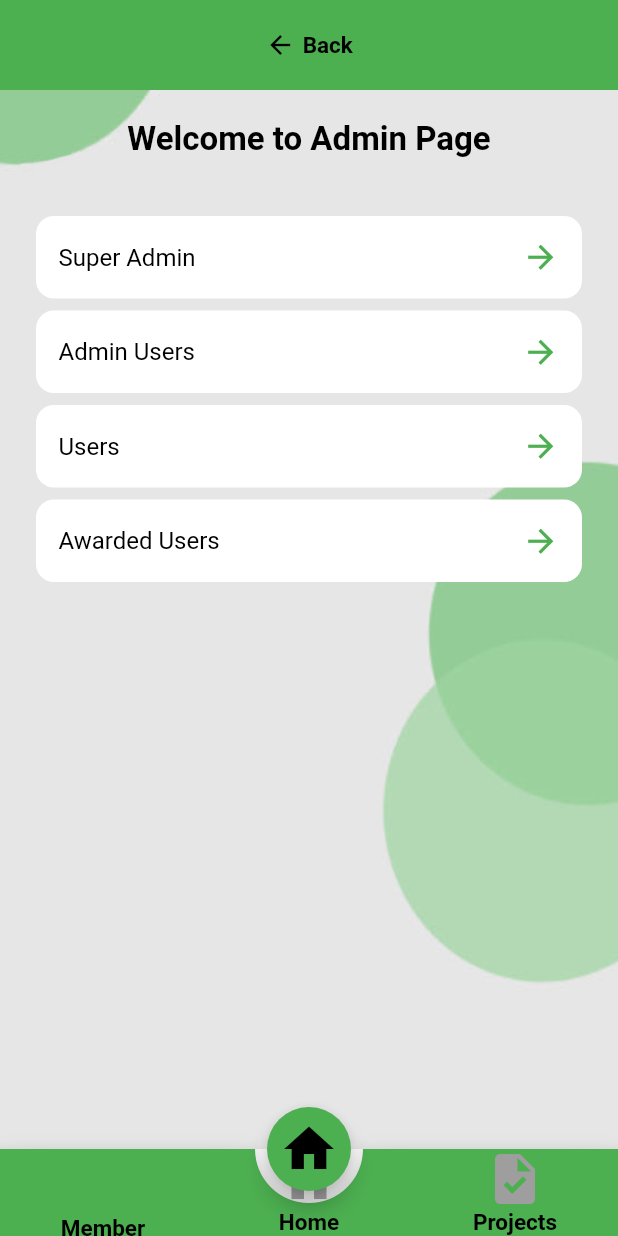
After one commit to TalentKingPython/pardna, a Flutter app: the AdminPage screen opened directly, on a phone screen of 412 x 824 dp. The commit adds this screen. Run offline on Flutter 3.47's test engine with Material 3 defaults, Android fonts, the phone set to English and light mode, and no system bars; drawn by our look-alikes of stylish_bottom_bar; our stand-ins replace flutter_contacts; missing offline and left inert: flutter_advanced_avatar, flutter_stripe; network calls fail.

Commit message:
update project name

```diff
--- /dev/null
+++ b/lib/screens/admin/index.dart
@@ -0,0 +1,300 @@
+import 'dart:convert';
+
+import 'package:flutter/cupertino.dart';
+import 'package:flutter/material.dart';
+import 'package:flutter/widgets.dart';
+import 'package:flutter_advanced_avatar/flutter_advanced_avatar.dart';
+
+import 'package:pardna/screens/home.dart';
+import 'package:pardna/utils/network.dart';
+import 'package:pardna/utils/text_utils.dart';
+import 'package:pardna/utils/headers.dart';
+import 'package:pardna/utils/globals.dart' as globals;
+
+import 'package:stylish_bottom_bar/model/bar_items.dart';
+import 'package:stylish_bottom_bar/stylish_bottom_bar.dart';
+
+class AdminPage extends StatefulWidget {
+  const AdminPage({super.key});
+
+  @override
+  State<AdminPage> createState() => _AdminPageState();
+}
+
+class _AdminPageState extends State<AdminPage> {
+  List<dynamic> contacts = [];
+
+  @override
+  void initState() {
+    super.initState();
+    ProjectService.getAllUnaddedProjectMembers(globals.projectInfo['_id'])
+        .then((res) => setState(() {
+              contacts = jsonDecode(res.body)['data'];
+            }));
+  }
+
+  @override
+  Widget build(BuildContext context) {
+    return Scaffold(
+      body: SafeArea(
+        child: Container(
+          height: double.infinity,
+          width: double.infinity,
+          decoration: const BoxDecoration(
+            image: DecorationImage(
+                image: AssetImage("assets/homebg.jpg"), fit: BoxFit.fill),
+          ),
+          child: Column(
+            children: [
+              DetailHeader(
+                onPressed: () {
+                  Navigator.pop(context);
+                },
+              ),
+              Expanded(
+                child: Padding(
+                  padding: const EdgeInsets.all(20),
+                  child: Column(
+                    children: <Widget>[
+                      const TextUtil(
+                        text: 'Welcome to Admin Page',
+                        size: 22,
+                        color: Colors.black,
+                        weight: true,
+                        height: 60,
+                      ),
+                      Column(
+                        children: [
+                          Card(
+                            elevation: 0,
+                            color: Colors.white,
+                            shape: const RoundedRectangleBorder(
+                              borderRadius:
+                                  BorderRadius.all(Radius.circular(12)),
+                            ),
+                            child: Padding(
+                              padding: const EdgeInsets.symmetric(
+                                  vertical: 15, horizontal: 15),
+                              child: Row(
+                                mainAxisAlignment:
+                                    MainAxisAlignment.spaceBetween,
+                                children: [
+                                  const TextUtil(
+                                    text: 'Super Admin',
+                                    color: Colors.black,
+                                  ),
+                                  GestureDetector(
+                                    onTap: () => Navigator.push(
+                                      context,
+                                      MaterialPageRoute(
+                                        builder: (context) => const AdminPage(),
+                                      ),
+                                    ),
+                                    child: const Icon(
+                                      size: 25,
+                                      Icons.arrow_forward,
+                                      color: Colors.green,
+                                    ),
+                                  ),
+                                ],
+                              ),
+                            ),
+                          ),
+                          Card(
+                            elevation: 0,
+                            color: Colors.white,
+                            shape: const RoundedRectangleBorder(
+                              borderRadius:
+                                  BorderRadius.all(Radius.circular(12)),
+                            ),
+                            child: Padding(
+                              padding: const EdgeInsets.symmetric(
+                                  vertical: 15, horizontal: 15),
+                              child: Row(
+                                mainAxisAlignment:
+                                    MainAxisAlignment.spaceBetween,
+                                children: [
+                                  const TextUtil(
+                                    text: 'Admin Users',
+                                    color: Colors.black,
+                                  ),
+                                  GestureDetector(
+                                    onTap: () => Navigator.push(
+                                      context,
+                                      MaterialPageRoute(
+                                        builder: (context) => const AdminPage(),
+                                      ),
+                                    ),
+                                    child: const Icon(
+                                      size: 25,
+                                      Icons.arrow_forward,
+                                      color: Colors.green,
+                                    ),
+                                  ),
+                                ],
+                              ),
+                            ),
+                          ),
+                          Card(
+                            elevation: 0,
+                            color: Colors.white,
+                            shape: const RoundedRectangleBorder(
+                              borderRadius:
+                                  BorderRadius.all(Radius.circular(12)),
+                            ),
+                            child: Padding(
+                              padding: const EdgeInsets.symmetric(
+                                  vertical: 15, horizontal: 15),
+                              child: Row(
+                                mainAxisAlignment:
+                                    MainAxisAlignment.spaceBetween,
+                                children: [
+                                  const TextUtil(
+                                    text: 'Users',
+                                    color: Colors.black,
+                                  ),
+                                  GestureDetector(
+                                    onTap: () => Navigator.push(
+                                      context,
+                                      MaterialPageRoute(
+                                        builder: (context) => const AdminPage(),
+                                      ),
+                                    ),
+                                    child: const Icon(
+                                      size: 25,
+                                      Icons.arrow_forward,
+                                      color: Colors.green,
+                                    ),
+                                  ),
+                                ],
+                              ),
+                            ),
+                          ),
+                          Card(
+                            elevation: 0,
+                            color: Colors.white,
+                            shape: const RoundedRectangleBorder(
+                              borderRadius:
+                                  BorderRadius.all(Radius.circular(12)),
+                            ),
+                            child: Padding(
+                              padding: const EdgeInsets.symmetric(
+                                  vertical: 15, horizontal: 15),
+                              child: Row(
+                                mainAxisAlignment:
+                                    MainAxisAlignment.spaceBetween,
+                                children: [
+                                  const TextUtil(
+                                    text: 'Awarded Users',
+                                    color: Colors.black,
+                                  ),
+                                  GestureDetector(
+                                    onTap: () => Navigator.push(
+                                      context,
+                                      MaterialPageRoute(
+                                        builder: (context) => const AdminPage(),
+                                      ),
+                                    ),
+                                    child: const Icon(
+                                      size: 25,
+                                      Icons.arrow_forward,
+                                      color: Colors.green,
+                                    ),
+                                  ),
+                                ],
+                              ),
+                            ),
+                          ),
+                        ],
+                      )
+                    ],
+                  ),
+                ),
+              )
+            ],
+          ),
+        ),
+      ),
+      bottomNavigationBar: StylishBottomBar(
+        option: AnimatedBarOptions(
+          iconSize: 40,
+        ),
+        backgroundColor: Colors.green,
+        items: [
+          BottomBarItem(
+            icon: const Icon(Icons.groups),
+            backgroundColor: Colors.black,
+            title: const TextUtil(
+              text: 'Member',
+              size: 15,
+              color: Colors.black,
+              weight: true,
+            ),
+          ),
+          BottomBarItem(
+            icon: const Icon(Icons.home),
+            backgroundColor: Colors.black,
+            title: const TextUtil(
+              text: 'Home',
+              size: 15,
+              color: Colors.black,
+              weight: true,
+            ),
+          ),
+          BottomBarItem(
+            icon: const Icon(Icons.task),
+            backgroundColor: Colors.black,
+            title: const TextUtil(
+              text: 'Projects',
+              size: 15,
+              color: Colors.black,
+              weight: true,
+            ),
+          ),
+        ],
+        hasNotch: true,
+        onTap: (index) {
+          switch (index) {
+            case 1:
+              Navigator.push(
+                context,
+                MaterialPageRoute(
+                  builder: (context) => const HomePage(pageIndex: 0),
+                ),
+              );
+              break;
+            case 0:
+              Navigator.push(
+                context,
+                MaterialPageRoute(
+                  builder: (context) => const HomePage(pageIndex: 2),
+                ),
+              );
+              break;
+            case 2:
+              Navigator.push(
+                context,
+                MaterialPageRoute(
+                  builder: (context) => const HomePage(pageIndex: 1),
+                ),
+              );
+              break;
+            default:
+          }
+        },
+      ),
+      floatingActionButton: FloatingActionButton(
+        enableFeedback: false,
+        onPressed: () {},
+        backgroundColor: Colors.green,
+        shape: const CircleBorder(),
+        child: const Icon(
+          Icons.home,
+          size: 40,
+          color: Colors.black,
+        ),
+      ),
+      floatingActionButtonLocation: FloatingActionButtonLocation.centerDocked,
+    );
+  }
+}
--- a/lib/screens/login.dart
+++ b/lib/screens/login.dart
@@ -122,8 +122,10 @@ class _LoginState extends State<Login> {
                         Container(
                           height: 35,
                           decoration: const BoxDecoration(
-                              border: Border(
-                                  bottom: BorderSide(color: Colors.green))),
+                            border: Border(
+                              bottom: BorderSide(color: Colors.green),
+                            ),
+                          ),
                           child: TextFormField(
                             controller: _passwordController,
                             obscureText: showPassword,
--- a/lib/screens/member/addmember.dart
+++ b/lib/screens/member/addmember.dart
@@ -1,6 +1,7 @@
 import 'dart:convert';
 
 import 'package:flutter/material.dart';
+import 'package:flutter/widgets.dart';
 import 'package:flutter_advanced_avatar/flutter_advanced_avatar.dart';
 
 import 'package:pardna/screens/home.dart';
@@ -47,7 +48,8 @@ class _AddMemberState extends State<AddMember> {
                   Navigator.pop(context);
                 },
               ),
-              Padding(
+              Expanded(
+                child: Padding(
                   padding: const EdgeInsets.all(20),
                   child: Column(
                     children: <Widget>[
@@ -72,7 +74,6 @@ class _AddMemberState extends State<AddMember> {
                       ),
                       const SizedBox(height: 5),
                       SizedBox(
-                      height: 600,
                         child: SingleChildScrollView(
                           child: Column(
                             children: [
@@ -155,6 +156,7 @@ class _AddMemberState extends State<AddMember> {
                         ),
                       ),
                     ],
+                  ),
                 ),
               )
             ],
--- a/lib/screens/member/index.dart
+++ b/lib/screens/member/index.dart
@@ -84,7 +84,7 @@ class _MemberState extends State<Member> {
                 color: Colors.white,
               ),
               child: SizedBox(
-                height: 540,
+                height: 550,
                 width: 400,
                 child: SingleChildScrollView(
                   child: Column(
@@ -228,7 +228,7 @@ class _MemberState extends State<Member> {
             const SizedBox(height: 15),
             TextButton(
               child: const TextUtil(
-                text: 'Colse',
+                text: 'Close',
                 size: 15,
                 color: Colors.green,
               ),
--- a/lib/screens/projects/addmember.dart
+++ b/lib/screens/projects/addmember.dart
@@ -49,7 +49,8 @@ class _AddMemberState extends State<AddMember> {
                   Navigator.pop(context);
                 },
               ),
-              Padding(
+              Expanded(
+                child: Padding(
                   padding: const EdgeInsets.all(20),
                   child: Column(
                     children: <Widget>[
@@ -74,7 +75,6 @@ class _AddMemberState extends State<AddMember> {
                       ),
                       const SizedBox(height: 5),
                       SizedBox(
-                      height: 600,
                         child: SingleChildScrollView(
                           child: Column(
                             children: [
@@ -159,6 +159,7 @@ class _AddMemberState extends State<AddMember> {
                         ),
                       ),
                     ],
+                  ),
                 ),
               )
             ],
--- a/lib/screens/projects/details.dart
+++ b/lib/screens/projects/details.dart
@@ -127,10 +127,8 @@ class _ProjectDetailState extends State<ProjectDetail> {
                     const SizedBox(height: 10),
                     Card(
                       elevation: 0,
+                      color: Colors.white,
                       shape: const RoundedRectangleBorder(
-                        side: BorderSide(
-                          color: Colors.white,
-                        ),
                         borderRadius: BorderRadius.all(Radius.circular(12)),
                       ),
                       child: Column(
--- a/lib/utils/globals.dart
+++ b/lib/utils/globals.dart
@@ -1,6 +1,6 @@
 library my_app.globals;
 
-String baseURL = 'http://192.168.130.179:8080/api';
+String baseURL = 'http://172.105.18.243:8080/api';
 dynamic userInfo = {};
 dynamic projectInfo = {};
 String authToken = '';
--- a/lib/utils/headers.dart
+++ b/lib/utils/headers.dart
@@ -18,7 +18,7 @@ class HomeHeader extends StatelessWidget {
             onPressed: onPressed,
           ),
           const TextUtil(
-            text: "PARDNA",
+            text: "iPardna",
             weight: true,
             color: Colors.black,
             size: 25,
```
Also changed, not shown: lib/screens/home.dart (+31 -5 lines), lib/screens/projects/addproject.dart (+20 -16 lines), lib/screens/projects/index.dart (+2 -5 lines), 4 other files. Lines whose indentation alone changed are shown as unchanged.
